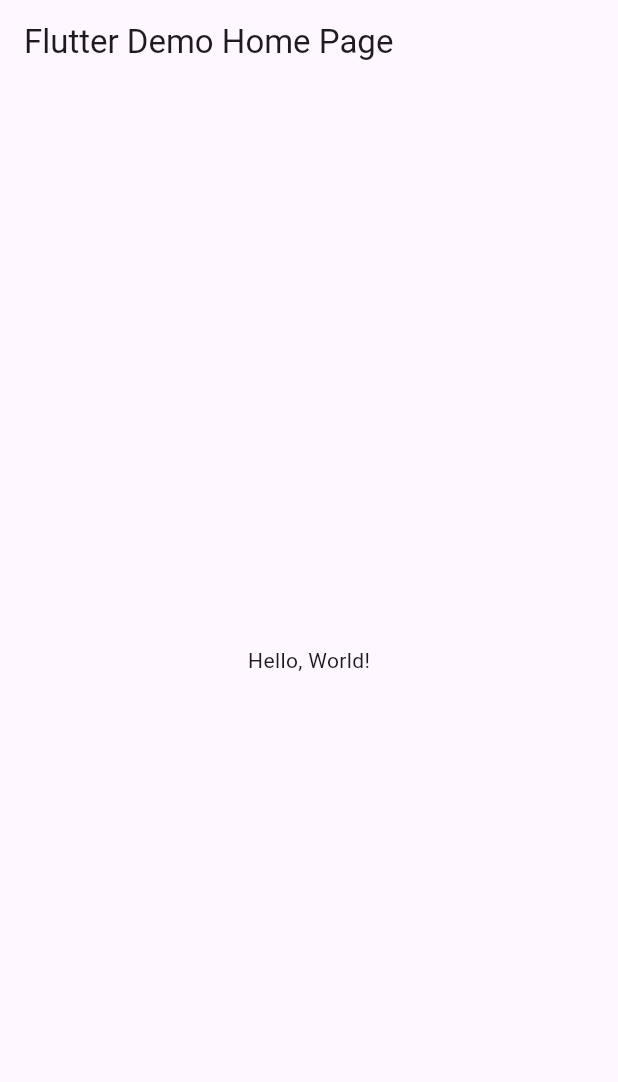
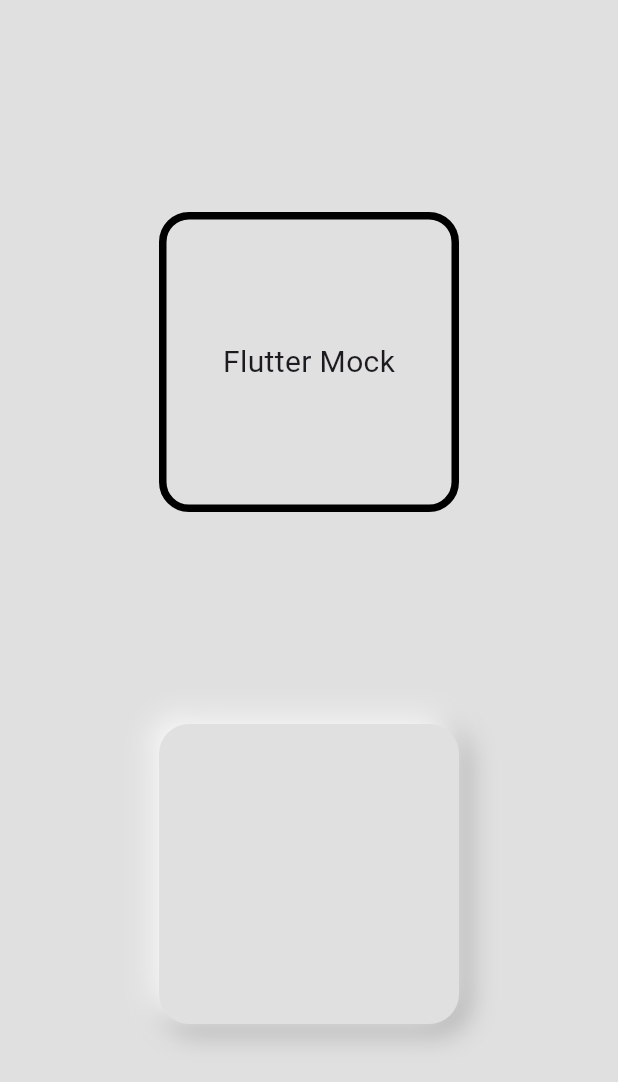
Before and after one commit to ATmilkyway/flutter_mock, a Flutter app: the screen it shows after launch, on a phone screen of 412 x 824 dp. Shown: the top 1082 px of the screen. Run offline on Flutter 3.47's test engine with Material 3 defaults, Android fonts, the phone set to English and light mode, and no system bars.

Commit message:
feat(container): add neumorphic container layout

```diff
--- a/lib/main.dart
+++ b/lib/main.dart
@@ -1,43 +1,19 @@
 import 'package:flutter/material.dart';
+import 'package:flutter_mock/pages/home_page.dart';
 
 void main() => runApp(MyApp());
 
 class MyApp extends StatelessWidget {
   const MyApp({super.key});
-  // This widget is the root of your application.
   @override
   Widget build(BuildContext context) {
     return MaterialApp(
-      // Application name
-      title: 'Flutter Hello World',
-      // Application theme data, you can set the colors for the application as
-      // you want
+      debugShowCheckedModeBanner: false,
+      title: 'Flutter Mock',
       theme: ThemeData(
-        // useMaterial3: false,
         primarySwatch: Colors.blue,
       ),
-      // A widget which will be started on application startup
-      home: MyHomePage(title: 'Flutter Demo Home Page'),
+      home: const HomePage(),
     );
   }
 }
-
-class MyHomePage extends StatelessWidget {
-  final String title;
-  const MyHomePage({super.key, required this.title});
-
-  @override
-  Widget build(BuildContext context) {
-    return Scaffold(
-      appBar: AppBar(
-        // The title text which will be shown on the action bar
-        title: Text(title),
-      ),
-      body: Center(
-        child: Text(
-          'Hello, World!',
-        ),
-      ),
-    );
-  }
-}
--- /dev/null
+++ b/lib/pages/home_page.dart
@@ -0,0 +1,57 @@
+import 'package:flutter/material.dart';
+
+class HomePage extends StatelessWidget {
+  const HomePage({Key? key}) : super(key: key);
+
+  @override
+  Widget build(BuildContext context) {
+    return Scaffold(
+        backgroundColor: Colors.grey[300],
+        body: Center(
+          child: Column(
+            mainAxisAlignment: MainAxisAlignment.spaceEvenly,
+            children: [
+              Container(
+                // padding: const EdgeInsets.all(20),
+                // alignment: Alignment.bottomRight,
+                alignment: const Alignment(0, 0),
+                height: 200,
+                width: 200,
+                decoration: BoxDecoration(
+                    // color: Colors.deepPurple,
+                    borderRadius: BorderRadius.circular(20),
+                    shape: BoxShape.rectangle,
+                    border: Border.all(color: Colors.black, width: 5)),
+                // child: Center(
+                //   child: Text("Flutter Mock :)"),
+                // ),
+                child: Text(
+                  'Flutter Mock',
+                  style: const TextStyle(fontSize: 20),
+                ),
+              ),
+              Container(
+                height: 200,
+                width: 200,
+                decoration: BoxDecoration(
+                    color: Colors.grey[300],
+                    // color: Colors.deepPurple,
+                    borderRadius: BorderRadius.circular(20),
+                    boxShadow: [
+                      BoxShadow(
+                          color: Colors.grey.shade500,
+                          offset: const Offset(4, 4),
+                          blurRadius: 15,
+                          spreadRadius: 1),
+                      const BoxShadow(
+                          color: Colors.white,
+                          offset: Offset(-4, -4),
+                          blurRadius: 15,
+                          spreadRadius: 1)
+                    ]),
+              ),
+            ],
+          ),
+        ));
+  }
+}
```
Also changed, not shown: 1 other file.
